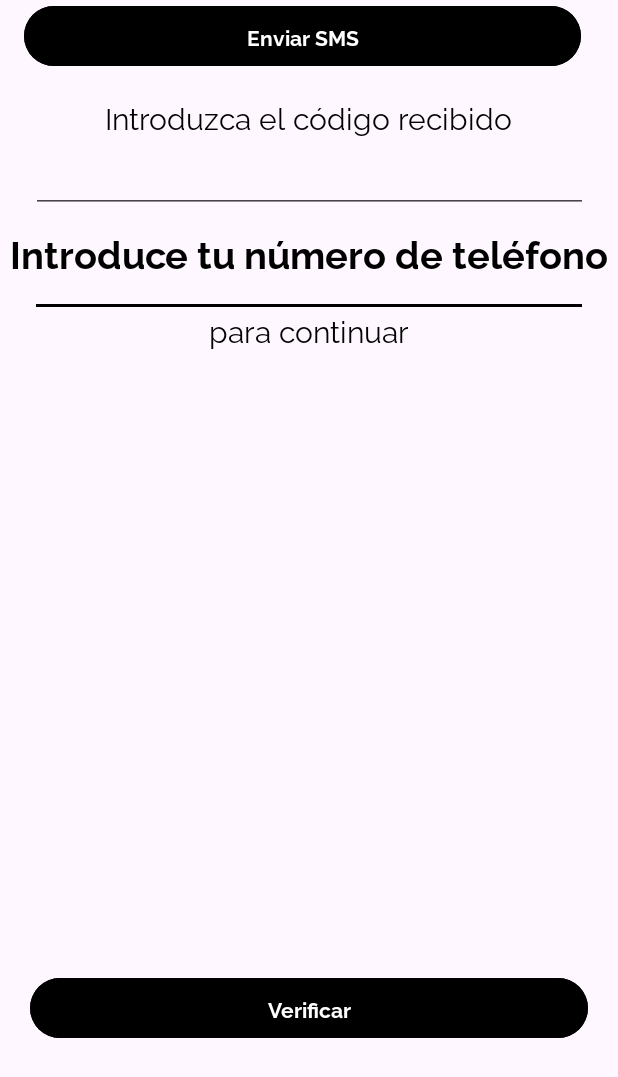
After one commit to EcoCityGti/IoT_Farola_, an Android app: the PhoneAuthHandler screen opened directly, with no data from a screen before it, on a phone screen of 412 x 824 dp. The commit adds this screen. Shown: the top 1077 px of the screen. Run offline under Robolectric (Android 15) with nearby library versions, the phone set to English and light mode, and no system bars; our stand-ins replace Firebase (no records; nobody signed in at launch, a user with empty details on screens opened directly); libraries missing offline, so code that uses them is left out: com.facebook, com.facebook.appevents, com.firebase.ui.

Commit message:
Phone_v1.5

```diff
--- a/app/src/main/AndroidManifest.xml
+++ b/app/src/main/AndroidManifest.xml
@@ -1,6 +1,8 @@
 <?xml version="1.0" encoding="utf-8"?>
 <manifest xmlns:android="http://schemas.android.com/apk/res/android"
     xmlns:tools="http://schemas.android.com/tools">
+    <uses-permission android:name="android.permission.RECEIVE_SMS" />
+    <uses-permission android:name="android.permission.SEND_SMS" />
 
     <application
         android:allowBackup="true"
@@ -43,10 +45,10 @@
         <activity android:name=".Reestablecer">
 
         </activity>
+        <activity android:name=".PhoneAuthHandler"/>
         <meta-data
             android:name="preloaded_fonts"
             android:resource="@array/preloaded_fonts" />
-
     </application>
 
 </manifest>
--- a/app/src/main/java/com/example/iot_farola/LoginActivity.java
+++ b/app/src/main/java/com/example/iot_farola/LoginActivity.java
@@ -64,6 +64,9 @@ public class LoginActivity extends AppCompatActivity {
                                 .build(),
                         RC_SIGN_IN
                 );
+
+                /*Intent i = new Intent(getApplicationContext(),PhoneAuthHandler.class);
+                startActivity(i);*/
             }
         });
         btnSignInWithTwitter.setOnClickListener(new View.OnClickListener() {
--- /dev/null
+++ b/app/src/main/java/com/example/iot_farola/PhoneAuthHandler.java
@@ -0,0 +1,121 @@
+package com.example.iot_farola;
+
+import android.content.Intent;
+import android.os.Bundle;
+import android.text.TextUtils;
+import android.view.View;
+import android.widget.Button;
+import android.widget.EditText;
+import android.widget.Toast;
+
+import androidx.annotation.NonNull;
+import androidx.appcompat.app.AppCompatActivity;
+
+import com.google.android.gms.tasks.OnCompleteListener;
+import com.google.android.gms.tasks.Task;
+import com.google.firebase.FirebaseException;
+import com.google.firebase.auth.AuthResult;
+import com.google.firebase.auth.FirebaseAuth;
+import com.google.firebase.auth.PhoneAuthCredential;
+import com.google.firebase.auth.PhoneAuthOptions;
+import com.google.firebase.auth.PhoneAuthProvider;
+
+import java.util.concurrent.TimeUnit;
+
+public class PhoneAuthHandler extends AppCompatActivity {
+
+    private FirebaseAuth mAuth;
+    private EditText edtPhone, edtOTP;
+    private Button verifyOTPBtn, generateOTPBtn;
+    private String verificationId;
+
+    @Override
+    protected void onCreate(Bundle savedInstanceState) {
+        super.onCreate(savedInstanceState);
+        setContentView(R.layout.activity_phone_code);
+
+        mAuth = FirebaseAuth.getInstance();
+        edtPhone = findViewById(R.id.editTextPhone);
+        edtOTP = findViewById(R.id.editTextNumberPassword);
+        verifyOTPBtn = findViewById(R.id.Verificar);
+        generateOTPBtn = findViewById(R.id.validar);
+
+        generateOTPBtn.setOnClickListener(new View.OnClickListener() {
+            @Override
+            public void onClick(View v) {
+                if (TextUtils.isEmpty(edtPhone.getText().toString())) {
+                    Toast.makeText(PhoneAuthHandler.this, "Por favor, ingresa un número de teléfono válido.", Toast.LENGTH_SHORT).show();
+                } else {
+                    String phone = "+34" + edtPhone.getText().toString();
+                    sendVerificationCode(phone);
+                }
+            }
+        });
+
+        verifyOTPBtn.setOnClickListener(new View.OnClickListener() {
+            @Override
+            public void onClick(View v) {
+                if (TextUtils.isEmpty(edtOTP.getText().toString())) {
+                    Toast.makeText(PhoneAuthHandler.this, "Por favor, ingresa el código OTP.", Toast.LENGTH_SHORT).show();
+                } else {
+                    verifyCode(edtOTP.getText().toString());
+                }
+            }
+        });
+    }
+
+    private void signInWithCredential(PhoneAuthCredential credential) {
+        mAuth.signInWithCredential(credential)
+                .addOnCompleteListener(new OnCompleteListener<AuthResult>() {
+                    @Override
+                    public void onComplete(@NonNull Task<AuthResult> task) {
+                        if (task.isSuccessful()) {
+                            Intent i = new Intent(PhoneAuthHandler.this, AppActivity.class);
+                            startActivity(i);
+                            finish();
+                        } else {
+                            Toast.makeText(PhoneAuthHandler.this, "Error de autenticación: " + task.getException().getMessage(), Toast.LENGTH_LONG).show();
+                        }
+                    }
+                });
+    }
+
+    private void sendVerificationCode(String number) {
+        PhoneAuthOptions options =
+                PhoneAuthOptions.newBuilder(mAuth)
+                        .setPhoneNumber(number)
+                        .setTimeout(60L, TimeUnit.SECONDS)
+                        .setActivity(this)
+                        .setCallbacks(mCallBack)
+                        .build();
+        PhoneAuthProvider.verifyPhoneNumber(options);
+    }
+
+    private PhoneAuthProvider.OnVerificationStateChangedCallbacks mCallBack =
+            new PhoneAuthProvider.OnVerificationStateChangedCallbacks() {
+                @Override
+                public void onCodeSent(String s, PhoneAuthProvider.ForceResendingToken forceResendingToken) {
+                    super.onCodeSent(s, forceResendingToken);
+                    verificationId = s;
+                }
+
+                @Override
+                public void onVerificationCompleted(PhoneAuthCredential phoneAuthCredential) {
+                    final String code = phoneAuthCredential.getSmsCode();
+                    if (code != null) {
+                        edtOTP.setText(code);
+                        verifyCode(code);
+                    }
+                }
+
+                @Override
+                public void onVerificationFailed(FirebaseException e) {
+                    Toast.makeText(PhoneAuthHandler.this, "Error de verificación: " + e.getMessage(), Toast.LENGTH_LONG).show();
+                }
+            };
+
+    private void verifyCode(String code) {
+        PhoneAuthCredential credential = PhoneAuthProvider.getCredential(verificationId, code);
+        signInWithCredential(credential);
+    }
+}
--- /dev/null
+++ b/app/src/main/res/layout/activity_phone_code.xml
@@ -0,0 +1,96 @@
+<?xml version="1.0" encoding="utf-8"?>
+<androidx.constraintlayout.widget.ConstraintLayout xmlns:android="http://schemas.android.com/apk/res/android"
+    xmlns:app="http://schemas.android.com/apk/res-auto"
+    xmlns:tools="http://schemas.android.com/tools"
+    android:layout_width="match_parent"
+    android:layout_height="match_parent">
+
+    <TextView
+        android:id="@+id/textView22"
+        style="@style/etiquetas"
+        android:layout_width="wrap_content"
+        android:layout_height="wrap_content"
+        android:layout_marginTop="15dp"
+        android:text="Introduzca el código recibido"
+        app:layout_constraintEnd_toEndOf="parent"
+        app:layout_constraintStart_toStartOf="parent"
+        app:layout_constraintTop_toBottomOf="@+id/validar" />
+
+    <TextView
+        android:id="@+id/textView20"
+        style="@style/titulo"
+        android:layout_width="wrap_content"
+        android:layout_height="wrap_content"
+        android:layout_marginStart="20dp"
+        android:layout_marginTop="150dp"
+        android:layout_marginEnd="20dp"
+        android:text="Introduce tu número de teléfono"
+        app:layout_constraintEnd_toEndOf="parent"
+        app:layout_constraintStart_toStartOf="parent"
+        app:layout_constraintTop_toTopOf="parent" />
+
+    <TextView
+        android:id="@+id/textView21"
+        style="@style/etiquetas"
+        android:layout_width="wrap_content"
+        android:layout_height="wrap_content"
+        android:layout_marginTop="20dp"
+        android:text="para continuar"
+        app:layout_constraintEnd_toEndOf="parent"
+        app:layout_constraintStart_toStartOf="parent"
+        app:layout_constraintTop_toBottomOf="@+id/textView20" />
+
+    <Button
+        android:id="@+id/validar"
+        style="@style/boton"
+        android:layout_width="371dp"
+        android:layout_height="wrap_content"
+        android:text="Enviar SMS"
+        app:layout_constraintEnd_toEndOf="parent"
+        app:layout_constraintHorizontal_bias="0.4"
+        app:layout_constraintStart_toStartOf="parent"
+        tools:layout_editor_absoluteY="341dp" />
+
+    <EditText
+        android:id="@+id/editTextNumberPassword"
+        android:layout_width="0dp"
+        android:layout_height="wrap_content"
+        android:layout_marginStart="20dp"
+        android:layout_marginTop="11dp"
+        android:layout_marginEnd="20dp"
+        android:ems="10"
+        android:inputType="numberPassword"
+        app:layout_constraintBottom_toTopOf="@+id/Verificar"
+        app:layout_constraintEnd_toEndOf="parent"
+        app:layout_constraintHorizontal_bias="1.0"
+        app:layout_constraintStart_toStartOf="parent"
+        app:layout_constraintTop_toBottomOf="@+id/textView22"
+        app:layout_constraintVertical_bias="0.125" />
+
+    <Button
+        android:id="@+id/Verificar"
+        style="@style/boton"
+        android:layout_width="0dp"
+        android:layout_height="wrap_content"
+        android:layout_marginStart="20dp"
+        android:layout_marginEnd="20dp"
+        android:layout_marginBottom="128dp"
+        android:text="Verificar"
+        app:layout_constraintBottom_toBottomOf="parent"
+        app:layout_constraintEnd_toEndOf="parent"
+        app:layout_constraintHorizontal_bias="0.0"
+        app:layout_constraintStart_toStartOf="parent" />
+
+    <EditText
+        android:id="@+id/editTextPhone"
+        android:layout_width="371dp"
+        android:layout_height="wrap_content"
+        android:layout_marginTop="10dp"
+        android:ems="10"
+        android:inputType="phone"
+        app:layout_constraintBottom_toTopOf="@+id/validar"
+        app:layout_constraintEnd_toEndOf="parent"
+        app:layout_constraintStart_toStartOf="parent"
+        app:layout_constraintTop_toBottomOf="@+id/textView21"
+        app:layout_constraintVertical_bias="0.51" />
+</androidx.constraintlayout.widget.ConstraintLayout>
```
